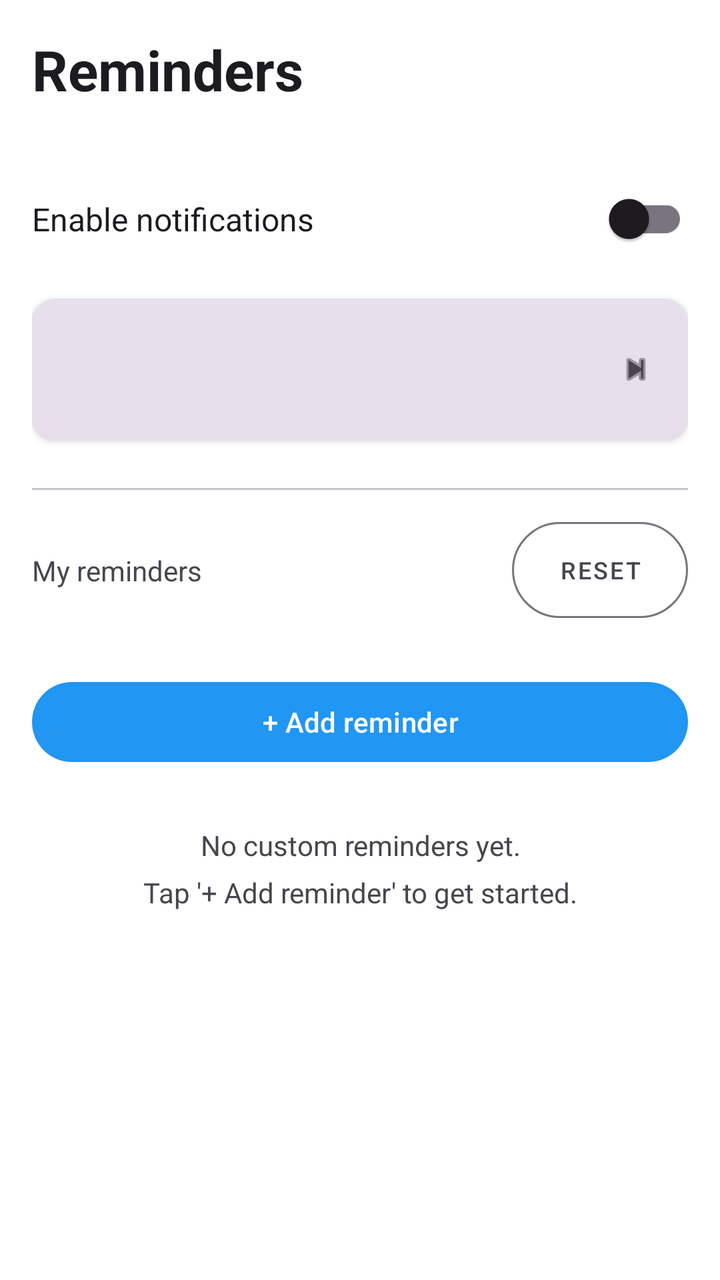
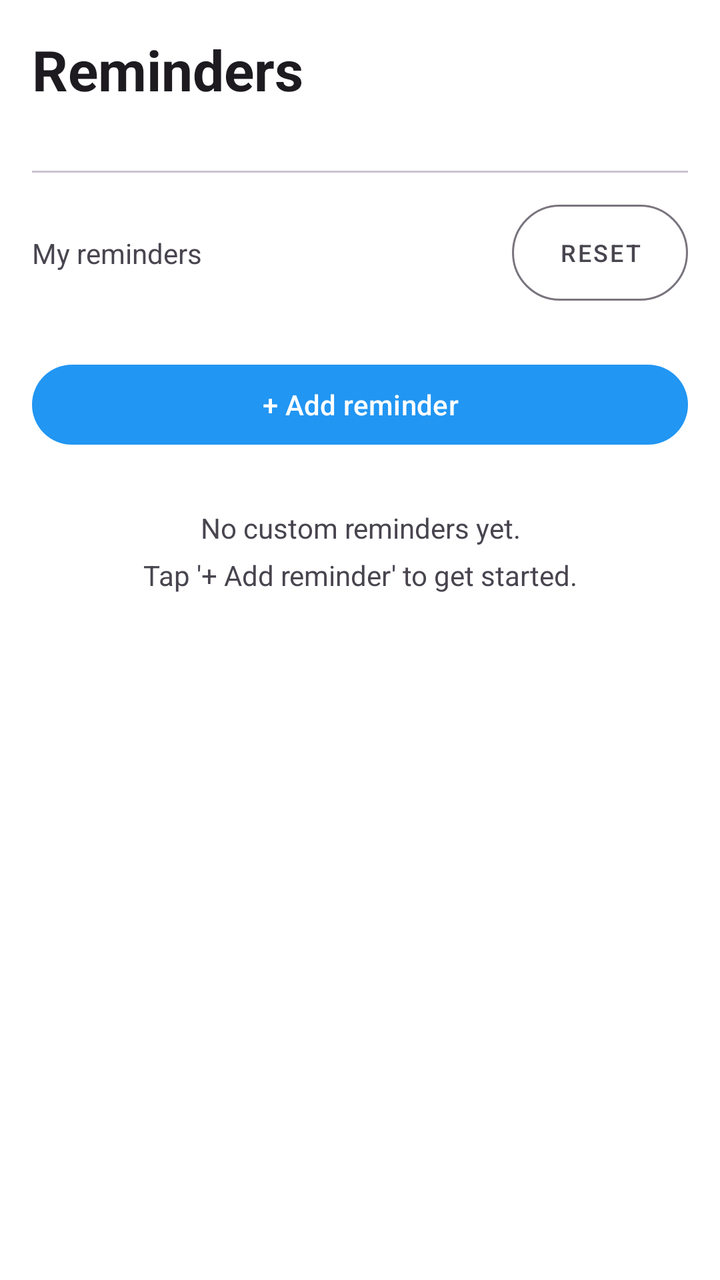

Compare the two renders of this Android layout. The source of the first and the diff that turns it into the second are given below.
<!-- AndroidManifest.xml: application theme Theme.WaterReminder -->
<!-- res/layout/fragment_reminders.xml -->
<?xml version="1.0" encoding="utf-8"?>
<androidx.core.widget.NestedScrollView xmlns:android="http://schemas.android.com/apk/res/android"
    xmlns:app="http://schemas.android.com/apk/res-auto"
    android:layout_width="match_parent"
    android:layout_height="match_parent"
    android:background="@color/page_background">

    <androidx.constraintlayout.widget.ConstraintLayout
        android:layout_width="match_parent"
        android:layout_height="match_parent"
        android:padding="16dp">

        <TextView
            android:id="@+id/title_reminders"
            android:layout_width="0dp"
            android:layout_height="wrap_content"
            android:text="Reminders"
            android:textSize="28sp"
            android:textStyle="bold"
            android:textColor="?attr/colorOnSurface"
            app:layout_constraintEnd_toEndOf="parent"
            app:layout_constraintStart_toStartOf="parent"
            app:layout_constraintTop_toTopOf="parent" />

        
        <TextView
            android:id="@+id/label_notifications"
            android:layout_width="0dp"
            android:layout_height="wrap_content"
            android:layout_marginTop="32dp"
            android:text="Enable notifications"
            android:textSize="16sp"
            android:textColor="?attr/colorOnSurface"
            app:layout_constraintBottom_toBottomOf="@id/switch_notifications"
            app:layout_constraintStart_toStartOf="parent"
            app:layout_constraintTop_toBottomOf="@id/title_reminders" />

        <com.google.android.material.switchmaterial.SwitchMaterial
            android:id="@+id/switch_notifications"
            android:layout_width="wrap_content"
            android:layout_height="wrap_content"
            android:layout_marginTop="32dp"
            app:layout_constraintEnd_toEndOf="parent"
            app:layout_constraintTop_toBottomOf="@id/title_reminders" />

        <include
            android:id="@+id/row_stop_on_goal"
            layout="@layout/item_settings_row"
            android:layout_width="0dp"
            android:layout_height="wrap_content"
            android:layout_marginTop="16dp"
            app:layout_constraintEnd_toEndOf="parent"
            app:layout_constraintStart_toStartOf="parent"
            app:layout_constraintTop_toBottomOf="@id/switch_notifications" />

        
        <LinearLayout
            android:id="@+id/container_default_reminder"
            android:layout_width="0dp"
            android:layout_height="wrap_content"
            android:layout_marginTop="8dp"
            android:orientation="vertical"
            app:layout_constraintEnd_toEndOf="parent"
            app:layout_constraintStart_toStartOf="parent"
            app:layout_constraintTop_toBottomOf="@id/row_stop_on_goal" />

        <View
            android:id="@+id/divider"
            android:layout_width="0dp"
            android:layout_height="1dp"
            android:layout_marginTop="16dp"
            android:background="?attr/colorOutlineVariant"
            app:layout_constraintEnd_toEndOf="parent"
            app:layout_constraintStart_toStartOf="parent"
            app:layout_constraintTop_toBottomOf="@id/container_default_reminder" />

        
        <TextView
            android:id="@+id/label_reminders"
            android:layout_width="0dp"
            android:layout_height="wrap_content"
            android:layout_marginTop="16dp"
            android:text="My reminders"
            android:textSize="14sp"
            android:textColor="?attr/colorOnSurfaceVariant"
            app:layout_constraintEnd_toStartOf="@id/button_reset_reminders"
            app:layout_constraintStart_toStartOf="parent"
            app:layout_constraintTop_toBottomOf="@id/divider"
            app:layout_constraintBottom_toBottomOf="@id/button_reset_reminders" />

        <com.google.android.material.button.MaterialButton
            android:id="@+id/button_reset_reminders"
            android:layout_width="wrap_content"
            android:layout_height="wrap_content"
            android:layout_marginTop="16dp"
            android:text="Reset"
            android:textSize="12sp"
            style="@style/Widget.MaterialComponents.Button.OutlinedButton"
            app:cornerRadius="24dp"
            app:strokeColor="?attr/colorOutline"
            android:textColor="?attr/colorOnSurfaceVariant"
            android:paddingStart="12dp"
            android:paddingEnd="12dp"
            android:insetTop="0dp"
            android:insetBottom="0dp"
            app:layout_constraintEnd_toEndOf="parent"
            app:layout_constraintTop_toBottomOf="@id/divider" />

        <com.google.android.material.button.MaterialButton
            android:id="@+id/button_add_reminder"
            android:layout_width="0dp"
            android:layout_height="wrap_content"
            android:layout_marginTop="28dp"
            android:text="+ Add reminder"
            app:backgroundTint="@color/brand_blue"
            app:cornerRadius="24dp"
            app:layout_constraintEnd_toEndOf="parent"
            app:layout_constraintStart_toStartOf="parent"
            app:layout_constraintTop_toBottomOf="@id/button_reset_reminders" />

        <LinearLayout
            android:id="@+id/container_reminders"
            android:layout_width="0dp"
            android:layout_height="wrap_content"
            android:layout_marginTop="12dp"
            android:orientation="vertical"
            app:layout_constraintEnd_toEndOf="parent"
            app:layout_constraintStart_toStartOf="parent"
            app:layout_constraintTop_toBottomOf="@id/button_add_reminder" />

        <TextView
            android:id="@+id/text_no_reminders"
            android:layout_width="0dp"
            android:layout_height="wrap_content"
            android:layout_marginTop="16dp"
            android:gravity="center"
            android:text="No custom reminders yet.\nTap '+ Add reminder' to get started."
            android:textColor="?attr/colorOnSurfaceVariant"
            android:textSize="14sp"
            android:lineSpacingMultiplier="1.4"
            app:layout_constraintEnd_toEndOf="parent"
            app:layout_constraintStart_toStartOf="parent"
            app:layout_constraintTop_toBottomOf="@id/container_reminders" />

        
        <LinearLayout
            android:id="@+id/legend_swipe"
            android:layout_width="0dp"
            android:layout_height="wrap_content"
            android:layout_marginTop="20dp"
            android:gravity="center"
            android:orientation="horizontal"
            android:visibility="gone"
            app:layout_constraintEnd_toEndOf="parent"
            app:layout_constraintStart_toStartOf="parent"
            app:layout_constraintTop_toBottomOf="@id/text_no_reminders">

            <ImageView
                android:layout_width="16dp"
                android:layout_height="16dp"
                android:layout_marginEnd="8dp"
                android:importantForAccessibility="no"
                android:src="@drawable/ic_info"
                android:tint="?attr/colorOnSurfaceVariant" />

            
            <LinearLayout
                android:id="@+id/legend_edit"
                android:layout_width="wrap_content"
                android:layout_height="wrap_content"
                android:layout_marginEnd="8dp"
                android:background="@drawable/bg_type_chip"
                android:backgroundTint="@color/swipe_edit_bg"
                android:contentDescription="@string/reminders_legend_edit_desc"
                android:focusable="true"
                android:gravity="center_vertical"
                android:orientation="horizontal"
                android:paddingStart="10dp"
                android:paddingEnd="10dp"
                android:paddingTop="6dp"
                android:paddingBottom="6dp">

                <ImageView
                    android:layout_width="16dp"
                    android:layout_height="16dp"
                    android:layout_marginEnd="6dp"
                    android:importantForAccessibility="no"
                    android:src="@android:drawable/ic_menu_edit"
                    android:tint="@color/white" />

                <TextView
                    android:layout_width="wrap_content"
                    android:layout_height="wrap_content"
                    android:layout_marginEnd="6dp"
                    android:importantForAccessibility="no"
                    android:text="@string/reminders_legend_edit"
                    android:textColor="@color/white"
                    android:textSize="12sp"
                    android:textStyle="bold" />

                <ImageView
                    android:layout_width="16dp"
                    android:layout_height="16dp"
                    android:importantForAccessibility="no"
                    android:src="@drawable/ic_arrow_forward"
                    android:tint="@color/white" />

            </LinearLayout>

            
            <LinearLayout
                android:id="@+id/legend_delete"
                android:layout_width="wrap_content"
                android:layout_height="wrap_content"
                android:background="@drawable/bg_type_chip"
                android:backgroundTint="@color/brand_red"
                android:contentDescription="@string/reminders_legend_delete_desc"
                android:focusable="true"
                android:gravity="center_vertical"
                android:orientation="horizontal"
                android:paddingStart="10dp"
                android:paddingEnd="10dp"
                android:paddingTop="6dp"
                android:paddingBottom="6dp">

                <ImageView
                    android:layout_width="16dp"
                    android:layout_height="16dp"
                    android:layout_marginEnd="6dp"
                    android:importantForAccessibility="no"
                    android:src="@drawable/ic_arrow_back"
                    android:tint="@color/white" />

                <TextView
                    android:layout_width="wrap_content"
                    android:layout_height="wrap_content"
                    android:layout_marginEnd="6dp"
                    android:importantForAccessibility="no"
                    android:text="@string/reminders_legend_delete"
                    android:textColor="@color/white"
                    android:textSize="12sp"
                    android:textStyle="bold" />

                <ImageView
                    android:layout_width="16dp"
                    android:layout_height="16dp"
                    android:importantForAccessibility="no"
                    android:src="@android:drawable/ic_menu_delete"
                    android:tint="@color/white" />

            </LinearLayout>

        </LinearLayout>

    </androidx.constraintlayout.widget.ConstraintLayout>
</androidx.core.widget.NestedScrollView>
<!-- res/layout/item_settings_row.xml (included above) -->
<?xml version="1.0" encoding="utf-8"?>
<androidx.cardview.widget.CardView xmlns:android="http://schemas.android.com/apk/res/android"
    xmlns:app="http://schemas.android.com/apk/res-auto"
    android:layout_width="match_parent"
    android:layout_height="wrap_content"
    app:cardCornerRadius="12dp"
    app:cardElevation="2dp"
    app:cardBackgroundColor="?attr/colorSurfaceVariant">

    <LinearLayout
        android:id="@+id/row_container"
        android:layout_width="match_parent"
        android:layout_height="wrap_content"
        android:orientation="horizontal"
        android:gravity="center_vertical"
        android:padding="16dp"
        android:background="?attr/selectableItemBackground"
        android:clickable="true"
        android:focusable="true">

        <ImageView
            android:id="@+id/row_icon"
            android:layout_width="24dp"
            android:layout_height="24dp"
            android:layout_marginEnd="16dp"
            android:tint="@color/brand_blue"
            android:importantForAccessibility="no" />

        <LinearLayout
            android:layout_width="0dp"
            android:layout_height="wrap_content"
            android:layout_weight="1"
            android:orientation="vertical">

            <TextView
                android:id="@+id/row_title"
                android:layout_width="wrap_content"
                android:layout_height="wrap_content"
                android:textColor="?attr/colorOnSurface"
                android:textSize="15sp" />

            <TextView
                android:id="@+id/row_subtitle"
                android:layout_width="wrap_content"
                android:layout_height="wrap_content"
                android:layout_marginTop="2dp"
                android:textColor="?attr/colorOnSurfaceVariant"
                android:textSize="12sp" />

        </LinearLayout>

        <ImageView
            android:id="@+id/row_chevron"
            android:layout_width="20dp"
            android:layout_height="20dp"
            android:src="@android:drawable/ic_media_next"
            android:tint="?attr/colorOnSurfaceVariant"
            android:importantForAccessibility="no" />

    </LinearLayout>

</androidx.cardview.widget.CardView>
<!-- resources referenced by this layout -->
<resources>
  <color name="brand_blue">#2196F3</color>
  <color name="brand_red">#F44336</color>
  <color name="page_background">#FFFFFF</color>
  <color name="swipe_edit_bg">#888888</color>
  <color name="white">#FFFFFFFF</color>
  <!-- drawable bg_type_chip (drawable) -->
  <?xml version="1.0" encoding="utf-8"?>
  <shape xmlns:android="http://schemas.android.com/apk/res/android"
      android:shape="rectangle">
      <solid android:color="#2196F3" />
      <corners android:radius="24dp" />
  </shape>
  <!-- drawable ic_arrow_back (drawable) -->
  <?xml version="1.0" encoding="utf-8"?>
  <vector xmlns:android="http://schemas.android.com/apk/res/android"
      android:width="24dp"
      android:height="24dp"
      android:viewportWidth="24"
      android:viewportHeight="24">
      <path
          android:fillColor="#FFFFFF"
          android:pathData="M20,11H7.83l5.59,-5.59L12,4l-8,8l8,8l1.41,-1.41L7.83,13H20V11z" />
  </vector>
  <!-- drawable ic_arrow_forward (drawable) -->
  <?xml version="1.0" encoding="utf-8"?>
  <vector xmlns:android="http://schemas.android.com/apk/res/android"
      android:width="24dp"
      android:height="24dp"
      android:viewportWidth="24"
      android:viewportHeight="24">
      <path
          android:fillColor="#FFFFFF"
          android:pathData="M4,11L16.17,11L10.58,5.41L12,4L20,12L12,20L10.59,18.59L16.17,13L4,13Z" />
  </vector>
  <!-- drawable ic_info (drawable) -->
  <?xml version="1.0" encoding="utf-8"?>
  <vector xmlns:android="http://schemas.android.com/apk/res/android"
      android:width="24dp"
      android:height="24dp"
      android:viewportWidth="24"
      android:viewportHeight="24">
      <path
          android:fillColor="#FFFFFF"
          android:pathData="M11,7h2v2h-2V7zM11,11h2v6h-2V11zM12,2C6.48,2 2,6.48 2,12s4.48,10 10,10 10,-4.48 10,-10S17.52,2 12,2zM12,20c-4.41,0 -8,-3.59 -8,-8s3.59,-8 8,-8 8,3.59 8,8 -3.59,8 -8,8z" />
  </vector>
  <string name="reminders_legend_delete">Delete</string>
  <string name="reminders_legend_delete_desc">Swipe a reminder left to delete it</string>
  <string name="reminders_legend_edit">Edit</string>
  <string name="reminders_legend_edit_desc">Swipe a reminder right to edit it</string>
  <style name="Theme.WaterReminder" parent="Base.Theme.WaterReminder" />
  <style name="Base.Theme.WaterReminder" parent="Theme.Material3.DayNight.NoActionBar">
          
          
      </style>
</resources>

<!-- the commit's change to res/layout/fragment_reminders.xml (unified diff, before → after) -->
@@ -23,52 +23,21 @@
             app:layout_constraintTop_toTopOf="parent" />
 
         
-        <TextView
-            android:id="@+id/label_notifications"
-            android:layout_width="0dp"
-            android:layout_height="wrap_content"
-            android:layout_marginTop="32dp"
-            android:text="Enable notifications"
-            android:textSize="16sp"
-            android:textColor="?attr/colorOnSurface"
-            app:layout_constraintBottom_toBottomOf="@id/switch_notifications"
-            app:layout_constraintStart_toStartOf="parent"
-            app:layout_constraintTop_toBottomOf="@id/title_reminders" />
-
-        <com.google.android.material.switchmaterial.SwitchMaterial
-            android:id="@+id/switch_notifications"
-            android:layout_width="wrap_content"
-            android:layout_height="wrap_content"
-            android:layout_marginTop="32dp"
-            app:layout_constraintEnd_toEndOf="parent"
-            app:layout_constraintTop_toBottomOf="@id/title_reminders" />
-
-        <include
-            android:id="@+id/row_stop_on_goal"
-            layout="@layout/item_settings_row"
-            android:layout_width="0dp"
-            android:layout_height="wrap_content"
-            android:layout_marginTop="16dp"
-            app:layout_constraintEnd_toEndOf="parent"
-            app:layout_constraintStart_toStartOf="parent"
-            app:layout_constraintTop_toBottomOf="@id/switch_notifications" />
-
-        
         <LinearLayout
             android:id="@+id/container_default_reminder"
             android:layout_width="0dp"
             android:layout_height="wrap_content"
-            android:layout_marginTop="8dp"
+            android:layout_marginTop="24dp"
             android:orientation="vertical"
             app:layout_constraintEnd_toEndOf="parent"
             app:layout_constraintStart_toStartOf="parent"
-            app:layout_constraintTop_toBottomOf="@id/row_stop_on_goal" />
+            app:layout_constraintTop_toBottomOf="@id/title_reminders" />
 
         <View
             android:id="@+id/divider"
             android:layout_width="0dp"
             android:layout_height="1dp"
-            android:layout_marginTop="16dp"
+            android:layout_marginTop="8dp"
             android:background="?attr/colorOutlineVariant"
             app:layout_constraintEnd_toEndOf="parent"
             app:layout_constraintStart_toStartOf="parent"
@@ -254,66 +223,3 @@
 
     </androidx.constraintlayout.widget.ConstraintLayout>
 </androidx.core.widget.NestedScrollView>
-<!-- res/layout/item_settings_row.xml (included above) -->
-<?xml version="1.0" encoding="utf-8"?>
-<androidx.cardview.widget.CardView xmlns:android="http://schemas.android.com/apk/res/android"
-    xmlns:app="http://schemas.android.com/apk/res-auto"
-    android:layout_width="match_parent"
-    android:layout_height="wrap_content"
-    app:cardCornerRadius="12dp"
-    app:cardElevation="2dp"
-    app:cardBackgroundColor="?attr/colorSurfaceVariant">
-
-    <LinearLayout
-        android:id="@+id/row_container"
-        android:layout_width="match_parent"
-        android:layout_height="wrap_content"
-        android:orientation="horizontal"
-        android:gravity="center_vertical"
-        android:padding="16dp"
-        android:background="?attr/selectableItemBackground"
-        android:clickable="true"
-        android:focusable="true">
-
-        <ImageView
-            android:id="@+id/row_icon"
-            android:layout_width="24dp"
-            android:layout_height="24dp"
-            android:layout_marginEnd="16dp"
-            android:tint="@color/brand_blue"
-            android:importantForAccessibility="no" />
-
-        <LinearLayout
-            android:layout_width="0dp"
-            android:layout_height="wrap_content"
-            android:layout_weight="1"
-            android:orientation="vertical">
-
-            <TextView
-                android:id="@+id/row_title"
-                android:layout_width="wrap_content"
-                android:layout_height="wrap_content"
-                android:textColor="?attr/colorOnSurface"
-                android:textSize="15sp" />
-
-            <TextView
-                android:id="@+id/row_subtitle"
-                android:layout_width="wrap_content"
-                android:layout_height="wrap_content"
-                android:layout_marginTop="2dp"
-                android:textColor="?attr/colorOnSurfaceVariant"
-                android:textSize="12sp" />
-
-        </LinearLayout>
-
-        <ImageView
-            android:id="@+id/row_chevron"
-            android:layout_width="20dp"
-            android:layout_height="20dp"
-            android:src="@android:drawable/ic_media_next"
-            android:tint="?attr/colorOnSurfaceVariant"
-            android:importantForAccessibility="no" />
-
-    </LinearLayout>
-
-</androidx.cardview.widget.CardView>
